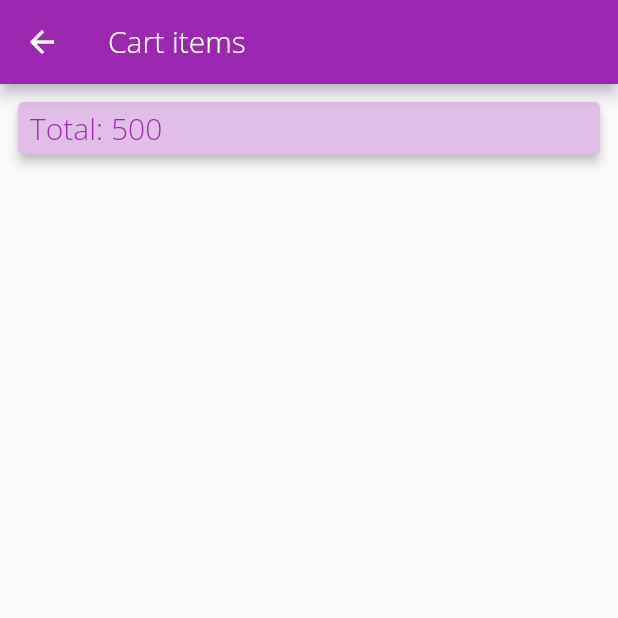
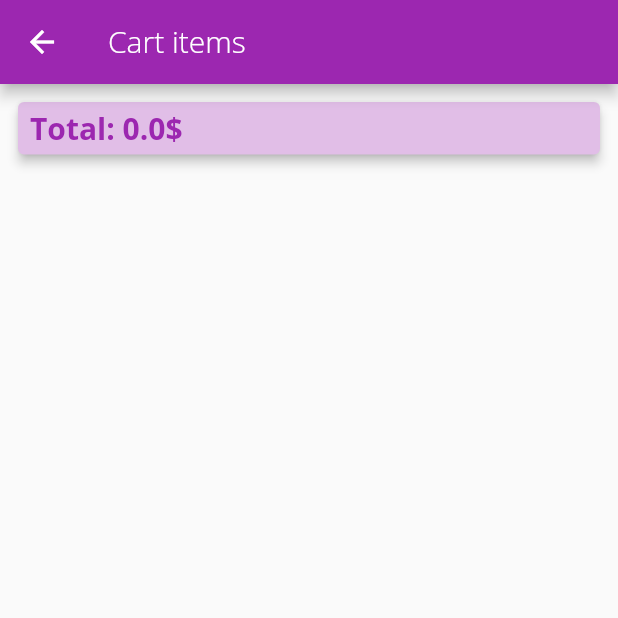
Before and after one commit to haisang2011/shop_app_flutter, a Flutter app: the screen it shows after launch, after a tap on the "shopping cart" icon, on a phone screen of 412 x 824 dp, the top half of it. Run offline on Flutter 3.47's test engine with Material 2 defaults, Android fonts, the phone set to English and light mode, and no system bars; our stand-ins replace flutter_bloc.

Commit message:
add menu on appBar

```diff
--- a/lib/cart/view/cart_screen.dart
+++ b/lib/cart/view/cart_screen.dart
@@ -4,7 +4,6 @@ import 'package:flutter/material.dart';
 import 'package:flutter_bloc/flutter_bloc.dart';
 import 'package:second_app/models/cart.dart';
 import 'package:second_app/product_overview/bloc/product_overview_bloc.dart';
-import 'package:second_app/product_overview/bloc/product_overview_provider.dart';
 import 'package:second_app/product_overview/bloc/product_overview_state.dart';
 
 class CartScreen extends StatelessWidget {
@@ -19,20 +18,20 @@ class CartScreen extends StatelessWidget {
         children: [
           Text(
             item.title,
-            style: const TextStyle(fontSize: 18, fontWeight: FontWeight.w600),
+            style: const TextStyle(fontSize: 18, fontWeight: FontWeight.w500, color: Colors.white),
           ),
           const SizedBox(
             width: 6,
           ),
           Text(' x ${item.quantity} :',
               style:
-                  const TextStyle(fontSize: 14, fontWeight: FontWeight.w600)),
+                  const TextStyle(fontSize: 14, fontWeight: FontWeight.w500, color: Colors.white)),
           const SizedBox(
             width: 8,
           ),
           Text('${item.price}\$',
               style:
-                  const TextStyle(fontSize: 16, fontWeight: FontWeight.w500)),
+                  const TextStyle(fontSize: 16, fontWeight: FontWeight.w500, color: Colors.white)),
         ],
       ),
     );
@@ -44,7 +43,7 @@ class CartScreen extends StatelessWidget {
     TextStyle totalCardStyle = TextStyle(
         color: themeData.primaryColor,
         fontSize: 20,
-        fontWeight: FontWeight.w500);
+        fontWeight: FontWeight.w600);
 
     return Scaffold(
       appBar: AppBar(
@@ -65,9 +64,20 @@ class CartScreen extends StatelessWidget {
                       'Total: ',
                       style: totalCardStyle,
                     ),
-                    Text(
-                      '500',
-                      style: totalCardStyle,
+                    BlocBuilder<ProductOverviewBloc, ProductOverviewState>(
+                      builder: (context, state) {
+                        // Calculate total price
+                        final total = state.items.entries.fold<double>(
+                          0,
+                          (previousValue, element) =>
+                            previousValue + (element.value.quantity * element.value.price)
+                        );
+
+                        return Text(
+                        '$total\$',
+                        style: totalCardStyle,
+                      );
+                      },
                     )
                   ],
                 ),
@@ -77,7 +87,7 @@ class CartScreen extends StatelessWidget {
               builder: (context, state) {
                 inspect(state);
                 return Card(
-                  color: Colors.amber,
+                  color: themeData.primaryColor,
                   elevation: 3,
                   child: Column(
                     children: [
--- a/lib/product_detail/view/product_detail_screen.dart
+++ b/lib/product_detail/view/product_detail_screen.dart
@@ -1,6 +1,4 @@
 import 'package:flutter/material.dart';
-import 'package:flutter/src/widgets/framework.dart';
-import 'package:flutter/src/widgets/placeholder.dart';
 
 class ProductDetailScreen extends StatelessWidget {
   static const productDetailRoute = '/product_detail';
--- a/lib/product_overview/view/product_overview_screen.dart
+++ b/lib/product_overview/view/product_overview_screen.dart
@@ -6,7 +6,6 @@ import 'package:second_app/cart/view/cart_screen.dart';
 import 'package:second_app/models/product.dart';
 import 'package:second_app/product_overview/bloc/product_overview_bloc.dart';
 import 'package:second_app/product_overview/bloc/product_overview_event.dart';
-import 'package:second_app/product_overview/bloc/product_overview_provider.dart';
 import 'package:second_app/product_overview/bloc/product_overview_state.dart';
 import 'package:second_app/product_overview/enum/filter_product_enum.dart';
 import 'package:second_app/widgets/product_item.dart';
@@ -25,6 +24,13 @@ class ProductOverviewScreen extends StatelessWidget {
     context
         .read<ProductOverviewBloc>()
         .add(AddCartEvent(productId: productId, title: title, price: price));
+
+    Future.delayed(const Duration(milliseconds: 250), () => ScaffoldMessenger.of(context).showSnackBar(
+      SnackBar(
+        content: Text('Add $title into cart success', style: const TextStyle(fontSize: 17),),
+        backgroundColor: const Color(0xff54B435),
+      )
+    ));
   }
 
   _onFilter(BuildContext context, FilterProductEnum status) {
@@ -35,6 +41,11 @@ class ProductOverviewScreen extends StatelessWidget {
 
   _onNavigateCartScreen(BuildContext context) {
     Navigator.of(context).pushNamed(CartScreen.routeName);
+  }
+
+  _onOpenDrawer(BuildContext context) {
+    print('object');
+    Scaffold.of(context).openDrawer();
   }
 
   List<Product> getProductsByCriteria(
@@ -51,7 +62,7 @@ class ProductOverviewScreen extends StatelessWidget {
   }
 
   @override
-  Widget build(BuildContext context) {
+  Widget build(BuildContext contextGlobal) {
     return BlocBuilder<ProductOverviewBloc, ProductOverviewState>(
       builder: (context, state) => Scaffold(
         appBar: AppBar(
@@ -70,7 +81,7 @@ class ProductOverviewScreen extends StatelessWidget {
                     ]),
             Badge(
                 label: Text(state.items.length.toString()),
-                textStyle: TextStyle(),
+                textStyle: const TextStyle(),
                 alignment: AlignmentDirectional.bottomEnd,
                 child: IconButton(
                   icon: const Icon(Icons.shopping_cart),
@@ -78,6 +89,7 @@ class ProductOverviewScreen extends StatelessWidget {
                   alignment: Alignment.bottomCenter,
                 ))
           ],
+          leading: IconButton(onPressed: () => _onOpenDrawer(contextGlobal), icon: const Icon(Icons.menu)),
         ),
         body: BlocBuilder<ProductOverviewBloc, ProductOverviewState>(
           builder: (context, state) {
@@ -117,6 +129,16 @@ class ProductOverviewScreen extends StatelessWidget {
                   );
           },
         ),
+        drawer: Drawer(
+          child: SingleChildScrollView(
+            child: Column(
+              children: [
+                TextButton(onPressed: () {}, child: const Text('Shop App')),
+                TextButton(onPressed: () {}, child: const Text('Manage Product')),
+              ],
+            ),
+          ),
+        ),
       ),
     );
   }
```
